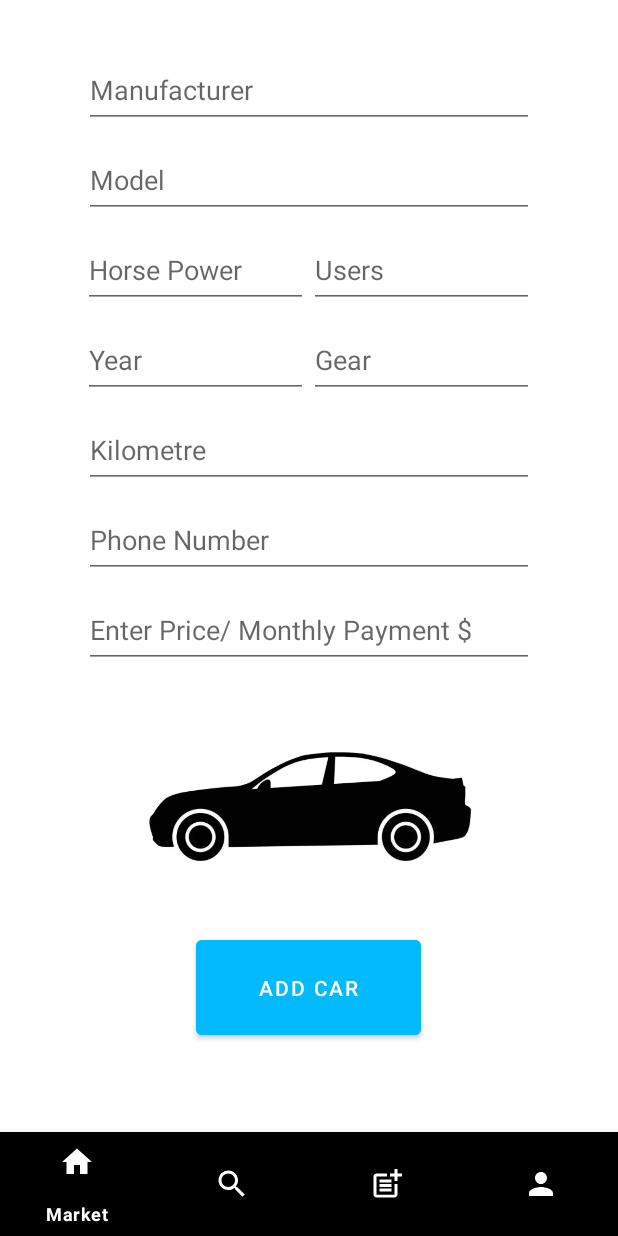
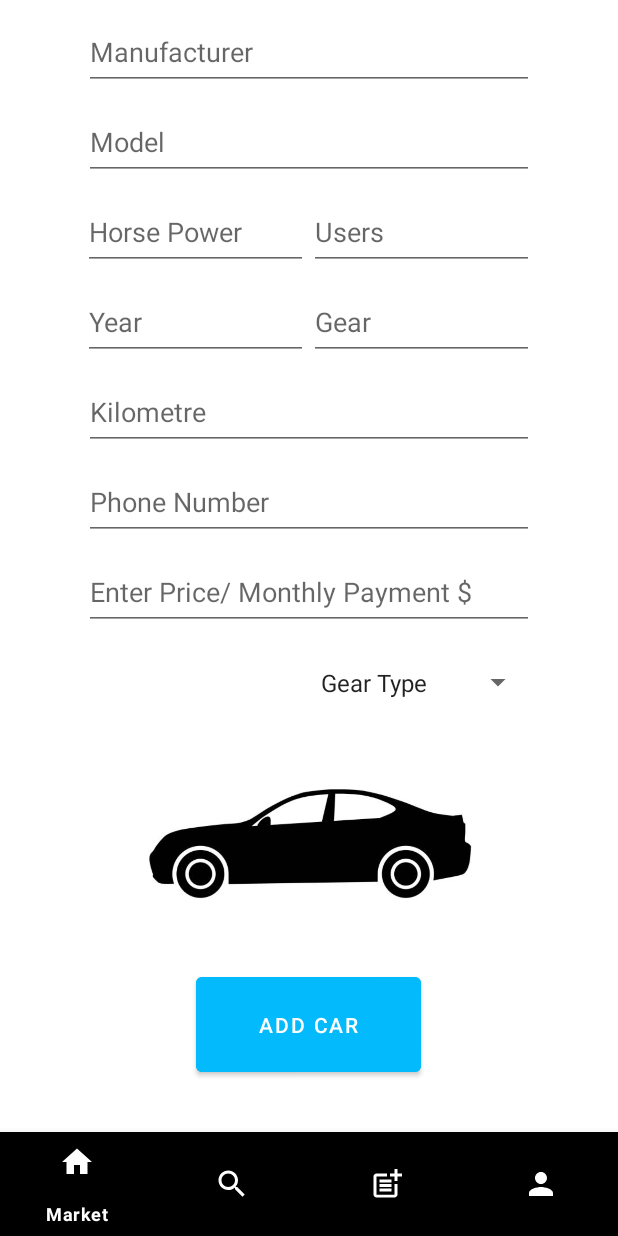
Before and after one commit to ItsTender/CarSLN, an Android app: the fragment AddCarFragment placed in its activity, on a phone screen of 412 x 824 dp. Run offline under Robolectric (Android 15) with nearby library versions, the phone set to English and light mode, and no system bars; our stand-ins replace Firebase (no records; nobody signed in at launch, a user with empty details on screens opened directly), Picasso; libraries missing offline, so code that uses them is left out: io.grpc.internal.

Commit message:
Working on Spinners in the AddCarFragment.... for Year,Gear and maybe well after the Manufacturer and the Model

```diff
--- a/app/src/main/java/com/tawfeeq/carsln/AddCarFragment.java
+++ b/app/src/main/java/com/tawfeeq/carsln/AddCarFragment.java
@@ -14,9 +14,11 @@ import android.util.Log;
 import android.view.LayoutInflater;
 import android.view.View;
 import android.view.ViewGroup;
+import android.widget.ArrayAdapter;
 import android.widget.Button;
 import android.widget.EditText;
 import android.widget.ImageView;
+import android.widget.Spinner;
 import android.widget.TextView;
 import android.widget.Toast;
 
@@ -24,6 +26,8 @@ import com.google.android.gms.tasks.OnFailureListener;
 import com.google.android.gms.tasks.OnSuccessListener;
 import com.google.firebase.firestore.DocumentReference;
 import com.google.firebase.firestore.FirebaseFirestore;
+
+import java.util.ArrayList;
 
 import io.grpc.internal.LogExceptionRunnable;
 
@@ -39,6 +43,7 @@ public class AddCarFragment extends Fragment {
     FireBaseServices fbs;
     Cars AddCar;
     EditText Model,Manufacturer,Price,BHP,Year,Transmission,Users,Phone,Kilometre;
+    Spinner SpinnerGear;
     Button Add,Return;
     ImageView IV;
     String photo;
@@ -109,6 +114,14 @@ public class AddCarFragment extends Fragment {
         Kilometre=getView().findViewById(R.id.etKM);
         IV = getView().findViewById(R.id.ivAddCar);
         Add = getView().findViewById(R.id.btnAdd);
+        SpinnerGear = getView().findViewById(R.id.SpinnerGear);
+
+
+
+        String [] GearList = {"Gear Type", "Automatic", "Manual", "PDK", "DCT", "CVT", "SAT","iManual"};
+        ArrayAdapter<String> NameCarAdapter = new ArrayAdapter<>(requireContext(), android.R.layout.simple_spinner_item, GearList);
+        NameCarAdapter.setDropDownViewResource(android.R.layout.simple_spinner_dropdown_item);
+        SpinnerGear.setAdapter(NameCarAdapter);
 
         IV.setOnClickListener(new View.OnClickListener() {
             @Override
@@ -126,21 +139,14 @@ public class AddCarFragment extends Fragment {
                 String HP= BHP.getText().toString();
                 String prc= Price.getText().toString();
                 String year =Year.getText().toString();
-                String transm =Transmission.getText().toString();
+                String transmission = SpinnerGear.getTransitionName();
                 String User =Users.getText().toString();
                 String phonenum =Phone.getText().toString();
                 String Kilo =Kilometre.getText().toString();
-                if(Man.trim().isEmpty()||Mod.trim().isEmpty()||HP.trim().isEmpty()||prc.trim().isEmpty()||year.trim().isEmpty()||transm.trim().isEmpty()||User.trim().isEmpty()||phonenum.trim().isEmpty()||Kilo.trim().isEmpty()) {
+                if(Man.trim().isEmpty()||Mod.trim().isEmpty()||HP.trim().isEmpty()||prc.trim().isEmpty()||year.trim().isEmpty()|| transmission.equals("Gear Type") ||User.trim().isEmpty()||phonenum.trim().isEmpty()||Kilo.trim().isEmpty()) {
                     Toast.makeText(getActivity(), "Some Fields Are Missing", Toast.LENGTH_SHORT).show();
                     return;
                 }
-
-                /*
-                pd.setMessage("loading");
-                pd.show();
-
-
-                 */
 
                 //Adding the Car
                 Integer power= Integer.parseInt(HP);
@@ -152,7 +158,7 @@ public class AddCarFragment extends Fragment {
                 if(fbs.getSelectedImageURL()==null) photo ="";
                 else photo = fbs.getSelectedImageURL().toString()+".jpg";
                 // Sell Lend; True=Sell the Car, False=Lend the Car.
-                Cars Add = new Cars(true,fbs.getAuth().getCurrentUser().getEmail(),Man,Mod,power,price,Yahr,transm,KM,userhands,phonenum,photo);
+                Cars Add = new Cars(true,fbs.getAuth().getCurrentUser().getEmail(),Man,Mod,power,price,Yahr,transmission,KM,userhands,phonenum,photo);
                 FirebaseFirestore db= fbs.getStore();
                 db.collection("MarketPlace").add(Add).addOnSuccessListener(new OnSuccessListener<DocumentReference>() {
                     @Override
--- a/app/src/main/res/layout/fragment_add_car.xml
+++ b/app/src/main/res/layout/fragment_add_car.xml
@@ -15,7 +15,7 @@
             android:layout_width="300dp"
             android:layout_height="50dp"
             android:layout_marginStart="55dp"
-            android:layout_marginTop="35dp"
+            android:layout_marginTop="10dp"
             android:layout_marginEnd="56dp"
             android:ems="10"
             android:hint="Manufacturer"
@@ -146,14 +146,14 @@
             android:layout_width="220dp"
             android:layout_height="140dp"
             android:layout_marginStart="105dp"
-            android:layout_marginTop="20dp"
+            android:layout_marginTop="10dp"
             android:layout_marginEnd="106dp"
             android:adjustViewBounds="true"
             android:scaleType="centerCrop"
             android:src="@drawable/carplain"
             app:layout_constraintEnd_toEndOf="parent"
             app:layout_constraintStart_toStartOf="parent"
-            app:layout_constraintTop_toBottomOf="@+id/etPrice"
+            app:layout_constraintTop_toBottomOf="@+id/SpinnerGear"
             app:shapeAppearance="@style/RoundShape.App.8percent" />
 
         <Button
@@ -169,6 +169,17 @@
             app:layout_constraintStart_toStartOf="parent"
             app:layout_constraintTop_toBottomOf="@+id/ivAddCar" />
 
+        <Spinner
+            android:id="@+id/SpinnerGear"
+            android:layout_width="150dp"
+            android:layout_height="50dp"
+            android:layout_marginStart="205dp"
+            android:layout_marginTop="10dp"
+            android:layout_marginEnd="56dp"
+            app:layout_constraintEnd_toEndOf="parent"
+            app:layout_constraintStart_toStartOf="parent"
+            app:layout_constraintTop_toBottomOf="@+id/etPrice" />
+
     </androidx.constraintlayout.widget.ConstraintLayout>
 
 </RelativeLayout>
```
